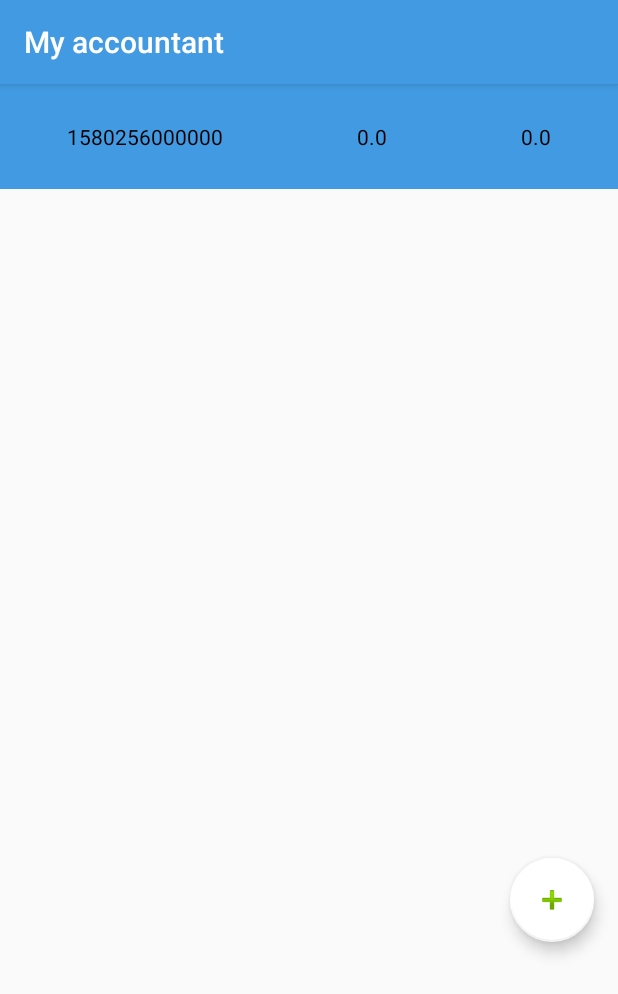
After one commit to DmitrievaKarina/MyAccountant, an Android app: the ResultActivity screen opened directly, with no data from a screen before it, on a phone screen of 412 x 824 dp. The commit adds this screen. Shown: the top 994 px of the screen. Run offline under Robolectric (Android 15) with nearby library versions, the phone set to English and light mode, and no system bars; our stand-ins replace Room's generated code.

Commit message:
new background for notes, incomes and expenses per day

```diff
--- a/app/src/main/AndroidManifest.xml
+++ b/app/src/main/AndroidManifest.xml
@@ -20,6 +20,7 @@
             </intent-filter>
         </activity>
         <activity android:name=".CategoryActivity"></activity>
+        <activity android:name=".ResultActivity"></activity>
         <activity android:name=".AddNoteActivity"></activity>
         <activity android:name=".AddCategoryActivity"></activity>
         <activity android:name=".AppDatabase"></activity>
--- a/app/src/main/java/com/qwhiteorangeofficial/myaccountant/AddNoteActivity.java
+++ b/app/src/main/java/com/qwhiteorangeofficial/myaccountant/AddNoteActivity.java
@@ -3,11 +3,13 @@ package com.qwhiteorangeofficial.myaccountant;
 import android.app.DatePickerDialog;
 import android.os.Bundle;
 import android.text.format.DateUtils;
+import android.util.Log;
 import android.view.View;
 import android.widget.ArrayAdapter;
 import android.widget.DatePicker;
 import android.widget.Spinner;
 import android.widget.TextView;
+import android.widget.Toast;
 
 import androidx.appcompat.app.AppCompatActivity;
 
@@ -83,6 +85,7 @@ public class AddNoteActivity extends AppCompatActivity {
         mDate.setHours(0);
         mDate.setMinutes(0);
         mDate.setSeconds(0);
+        Log.e("Hello",String.valueOf(mDate.getTime()));
 //        LocalDate mDate1 = null;
 //        if (android.os.Build.VERSION.SDK_INT >= android.os.Build.VERSION_CODES.O) {
 //            mDate1 = mDate.toInstant().atZone(ZoneId.systemDefault()).toLocalDate();
@@ -92,29 +95,41 @@ public class AddNoteActivity extends AppCompatActivity {
         noteDao.insert(note);
 
         recountResultsInDay(note);
+
     }
 
     public void recountResultsInDay(Note note) {
-        List<Note> list_of_notes = AppDatabase.getInstance(getApplicationContext()).noteDao().getItemsByDate(dateAndTime.getTimeInMillis());
+        dateAndTime.set(Calendar.MILLISECOND, 0);
+        Date mDate = new Date(dateAndTime.getTimeInMillis());
+        mDate.setHours(0);
+        mDate.setMinutes(0);
+        mDate.setSeconds(0);
+        List<Note> list_of_notes = AppDatabase.getInstance(getApplicationContext()).noteDao().getItemsByDate(mDate.getTime());
         Float currentIncome = 0f;
         Float currentExpense = 0f;
         for (Note item : list_of_notes) {
-            if (AppDatabase.getInstance(getApplicationContext()).catDao().getTypeById(item.category_id_of_note) == getResources().getStringArray(R.array.income_expense)[0])
+            String s1 = AppDatabase.getInstance(getApplicationContext()).catDao().getTypeById(item.category_id_of_note);
+            s1 = s1.getClass().getName();
+            String s2 = getResources().getStringArray(R.array.income_expense)[1];
+            s2 = s2.getClass().getName();
+            if (AppDatabase.getInstance(getApplicationContext()).catDao().getTypeById(item.category_id_of_note).equals(String.valueOf(getResources().getStringArray(R.array.income_expense)[0])))
             {
                 currentIncome += item.sum;
             }
-            else if (AppDatabase.getInstance(getApplicationContext()).catDao().getTypeById(item.category_id_of_note) == getResources().getStringArray(R.array.income_expense)[1])
+            else if (AppDatabase.getInstance(getApplicationContext()).catDao().getTypeById(item.category_id_of_note).equals(String.valueOf(getResources().getStringArray(R.array.income_expense)[1])))
             {
                 currentExpense += item.sum;
             }
         }
+
         ResultDao resDao = AppDatabase.getInstance(getApplicationContext()).resDao();
         ResultDay resultDay = new ResultDay();
         resultDay.result_day_date_entity = note.note_date;
         resultDay.result_day_income_entity = currentIncome;
         resultDay.result_day_expense_entity = currentExpense;
 
+        resDao.insert(resultDay);
 
-        resDao.insert(resultDay);
+
     }
 }
--- a/app/src/main/java/com/qwhiteorangeofficial/myaccountant/MainActivity.java
+++ b/app/src/main/java/com/qwhiteorangeofficial/myaccountant/MainActivity.java
@@ -160,23 +160,25 @@ public class MainActivity extends AppCompatActivity {
         mDate.setMinutes(0);
         mDate.setSeconds(0);
 
+        Log.e("Hello2",String.valueOf(mDate.getTime()));
+
         ResultDay resultDay = resultDao.getObjectByDate(mDate.getTime());
         try {
-            if (resultDay.result_day_income_entity.equals(0f))
+            if (resultDay.result_day_income_entity == 0f)
             {
                 currentDebit.setText(R.string.default_for_result);
             }
             else
             {
-                currentDebit.setText(String.valueOf(resultDay.result_day_income_entity));
+                currentDebit.setText(getResources().getStringArray(R.array.income_expense)[0]+"\n"+String.valueOf(resultDay.result_day_income_entity));
             }
-            if (resultDay.result_day_expense_entity.equals(0f))
+            if (resultDay.result_day_expense_entity == 0f)
             {
                 currentCredit.setText(R.string.default_for_result);
             }
             else
             {
-                currentCredit.setText(String.valueOf(resultDay.result_day_expense_entity));
+                currentCredit.setText(getResources().getStringArray(R.array.income_expense)[1] + "\n" + String.valueOf(resultDay.result_day_expense_entity));
             }
         }
         catch(Exception e){
@@ -203,6 +205,10 @@ public class MainActivity extends AppCompatActivity {
             Intent intent = new Intent(this, CategoryActivity.class);
             startActivity(intent);
         }
+//        else if (id == R.id.list_of_result) {
+//            Intent intent = new Intent(this, ResultActivity.class);
+//            startActivity(intent);
+//        }
 
         return super.onOptionsItemSelected(item);
     }
@@ -210,5 +216,6 @@ public class MainActivity extends AppCompatActivity {
     public void addNote(View view) {
         Intent intent = new Intent(this, AddNoteActivity.class);
         startActivity(intent);
+        setDebitCredit();
     }
 }
--- /dev/null
+++ b/app/src/main/java/com/qwhiteorangeofficial/myaccountant/ResultActivity.java
@@ -0,0 +1,51 @@
+package com.qwhiteorangeofficial.myaccountant;
+
+import android.content.Intent;
+import android.os.Bundle;
+import android.view.View;
+
+import androidx.appcompat.app.AppCompatActivity;
+import androidx.recyclerview.widget.LinearLayoutManager;
+import androidx.recyclerview.widget.RecyclerView;
+
+public class ResultActivity extends AppCompatActivity {
+
+    ResultDao categoryDao;
+    AppDatabase db;
+
+    ResultAdapter mListAdapter;
+    RecyclerView mRecyclerView;
+
+    @Override
+    protected void onCreate(Bundle savedInstanceState){
+        super.onCreate(savedInstanceState);
+        setContentView(R.layout.activity_result);
+
+        db = AppDatabase.getInstance(getApplicationContext());
+        categoryDao = db.resDao();
+
+        mRecyclerView = findViewById(R.id.list_of_results);
+        mListAdapter = new ResultAdapter(categoryDao.getAllResults());
+        LinearLayoutManager linearLayoutManager = new LinearLayoutManager(this);
+        linearLayoutManager.setOrientation(LinearLayoutManager.VERTICAL);
+        mRecyclerView.setLayoutManager(linearLayoutManager);
+        mRecyclerView.setAdapter(mListAdapter);
+    }
+
+    @Override
+    protected void onStart() {
+        super.onStart();
+
+        mListAdapter = new ResultAdapter(categoryDao.getAllResults());
+        mRecyclerView.setAdapter(mListAdapter);
+    }
+
+    @Override
+    protected void onResume() {
+        super.onResume();
+
+        mListAdapter = new ResultAdapter(categoryDao.getAllResults());
+        mRecyclerView.setAdapter(mListAdapter);
+    }
+
+}
--- /dev/null
+++ b/app/src/main/java/com/qwhiteorangeofficial/myaccountant/ResultAdapter.java
@@ -0,0 +1,69 @@
+package com.qwhiteorangeofficial.myaccountant;
+
+import android.content.Context;
+import android.view.LayoutInflater;
+import android.view.MenuItem;
+import android.view.View;
+import android.view.ViewGroup;
+import android.widget.PopupMenu;
+import android.widget.TextView;
+
+import androidx.annotation.NonNull;
+import androidx.recyclerview.widget.RecyclerView;
+
+import java.util.List;
+
+
+public class ResultAdapter extends RecyclerView.Adapter<ResultAdapter.ResultViewHolder> {
+
+    private List<ResultDay> categList;
+
+    ResultViewHolder mCategoryViewHolder;
+
+    ResultAdapter(List<ResultDay> mList) {
+        this.categList = mList;
+    }
+
+    @NonNull
+    @Override
+    public ResultViewHolder onCreateViewHolder(ViewGroup parent, int viewType) {
+        View view = LayoutInflater.from(parent.getContext()).inflate(R.layout.results, parent,false);
+        mCategoryViewHolder = new ResultViewHolder(view);
+        return mCategoryViewHolder;
+    }
+
+    @Override
+    public void onBindViewHolder(ResultViewHolder holder, int position) {
+        holder.bind(categList.get(position));
+    }
+
+    @Override
+    public int getItemCount() {
+        return categList.size();
+    }
+
+    class ResultViewHolder extends RecyclerView.ViewHolder
+    {
+        private TextView mDate;
+        private TextView mIncome;
+        private TextView mExpense;
+//        private TextView mId;
+
+        ResultViewHolder(final View view) {
+            super(view);
+            mDate = view.findViewById(R.id.day_results);
+            mIncome = view.findViewById(R.id.income_results);
+            mExpense = view.findViewById(R.id.expense_results);
+//            mId = view.findViewById(R.id.id_of_category);
+
+
+        }
+
+        void bind(final ResultDay category){
+            mDate.setText(String.valueOf(category.result_day_date_entity));
+            mIncome.setText(String.valueOf(category.result_day_income_entity));
+            mExpense.setText(String.valueOf(category.result_day_expense_entity));
+//            mId.setText(String.valueOf(category.category_id_entity));
+        }
+    }
+}
--- a/app/src/main/java/com/qwhiteorangeofficial/myaccountant/ResultDao.java
+++ b/app/src/main/java/com/qwhiteorangeofficial/myaccountant/ResultDao.java
@@ -14,7 +14,7 @@ public interface ResultDao {
     @Query("SELECT * from results")
     List<ResultDay> getAllResults();
 
-    @Query("SELECT * FROM results WHERE result_day_date_entity = :mDate")
+    @Query("SELECT * FROM results WHERE result_day_date_entity = :mDate LIMIT 1")
     ResultDay getObjectByDate(Long mDate);
 
     @Insert(onConflict = OnConflictStrategy.REPLACE)
--- a/app/src/main/res/drawable/gradient_for_note_background.xml
+++ b/app/src/main/res/drawable/gradient_for_note_background.xml
@@ -3,7 +3,7 @@
     xmlns:android="http://schemas.android.com/apk/res/android"
     android:shape="rectangle">
     <gradient
-        android:startColor="#88D659"
-        android:endColor="#ECC158">
+        android:startColor="#64DD17"
+        android:endColor="#FFD600">
     </gradient>
 </shape>
--- /dev/null
+++ b/app/src/main/res/layout/activity_result.xml
@@ -0,0 +1,28 @@
+<?xml version="1.0" encoding="utf-8"?>
+<LinearLayout xmlns:android="http://schemas.android.com/apk/res/android"
+    xmlns:app="http://schemas.android.com/apk/res-auto"
+    xmlns:tools="http://schemas.android.com/tools"
+    android:layout_width="match_parent"
+    android:layout_height="match_parent"
+    android:orientation="vertical"
+    tools:context=".CategoryActivity">
+
+    <androidx.recyclerview.widget.RecyclerView
+        android:layout_width="match_parent"
+        android:layout_height="500dp"
+        android:id="@+id/list_of_results"/>
+
+    <com.google.android.material.floatingactionbutton.FloatingActionButton
+        android:id="@+id/fab"
+        android:layout_width="wrap_content"
+        android:layout_height="wrap_content"
+        android:layout_gravity="bottom|end"
+        android:layout_margin="@dimen/fab_margin"
+        android:layout_marginBottom="20dp"
+        android:paddingBottom="20dp"
+        app:backgroundTint="@android:color/background_light"
+        android:onClick="addCategory"
+        app:borderWidth="1dp"
+        app:srcCompat="@android:drawable/ic_input_add" />
+
+</LinearLayout>
--- /dev/null
+++ b/app/src/main/res/layout/results.xml
@@ -0,0 +1,41 @@
+<?xml version="1.0" encoding="utf-8"?>
+<LinearLayout xmlns:android="http://schemas.android.com/apk/res/android"
+    android:orientation="horizontal" android:layout_width="match_parent"
+    android:layout_gravity="center|top"
+    android:weightSum="3"
+    android:background="@color/colorPrimary"
+    android:layout_height="70dp">
+
+    <TextView
+        android:layout_width="wrap_content"
+        android:layout_height="match_parent"
+        android:layout_gravity="center"
+        android:gravity="center"
+        android:textColor="@color/black"
+        android:layout_weight="1"
+        android:id="@+id/day_results">
+    </TextView>
+
+    <TextView
+        android:layout_width="wrap_content"
+        android:layout_height="match_parent"
+        android:layout_gravity="center"
+        android:gravity="center"
+        android:textColor="@color/black"
+        android:layout_weight="1"
+        android:id="@+id/income_results">
+    </TextView>
+
+    <TextView
+        android:layout_width="wrap_content"
+        android:layout_height="match_parent"
+        android:layout_gravity="center"
+        android:gravity="center"
+        android:textColor="@color/black"
+        android:layout_weight="1"
+        android:id="@+id/expense_results">
+    </TextView>
+
+
+
+</LinearLayout>
--- a/app/src/main/res/menu/menu_main.xml
+++ b/app/src/main/res/menu/menu_main.xml
@@ -7,4 +7,10 @@
         android:orderInCategory="100"
         android:title="@string/list_of_categories"
         app:showAsAction="never" />
+
+<!--    <item-->
+<!--        android:id="@+id/list_of_result"-->
+<!--        android:orderInCategory="100"-->
+<!--        android:title="Results"-->
+<!--        app:showAsAction="never" />-->
 </menu>
```
